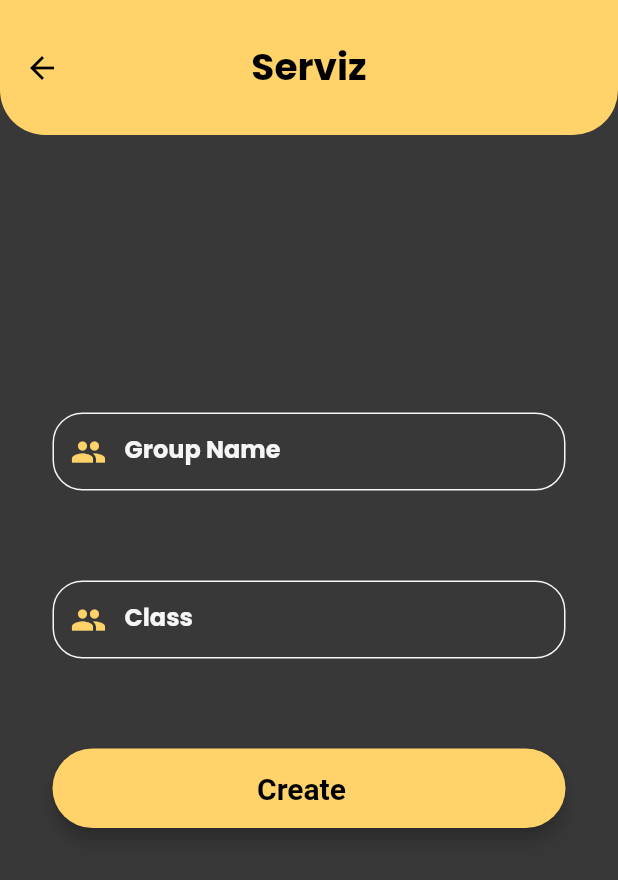
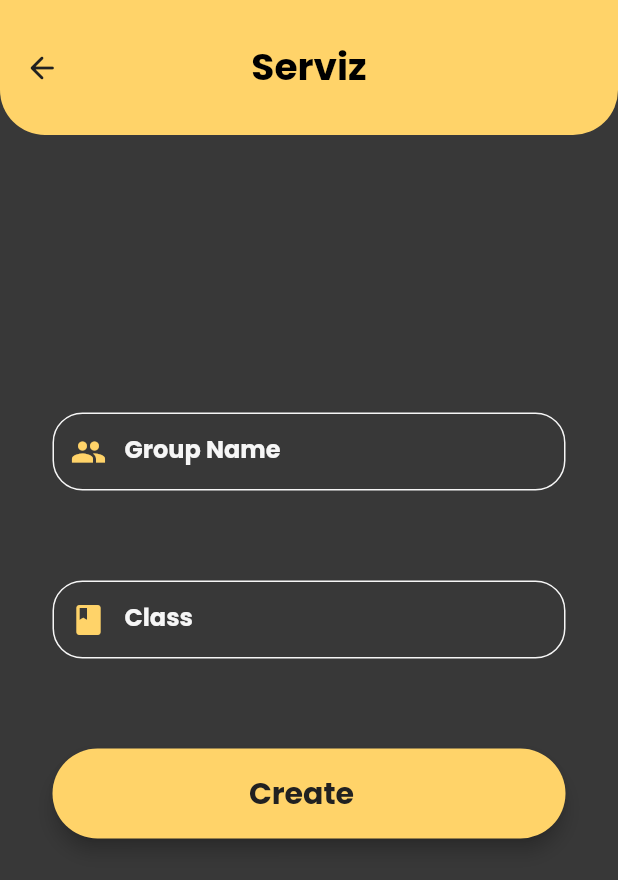
Before and after one commit to jesi318/serviz-old, a Flutter app: the screen it shows after launch, after a tap on "Create Group", on a phone screen of 412 x 824 dp. Shown: the top 880 px of the screen. Run offline on Flutter 3.47's test engine with Material 2 defaults, Android fonts, the phone set to English and light mode, and no system bars; our stand-ins replace firebase_core, flutter_bounce, get, google_fonts, percent_indicator; accounts and stored records are empty.

Commit message:
fixed the focus part of create grp form and did ui mods

```diff
--- a/lib/screens/create_group.dart
+++ b/lib/screens/create_group.dart
@@ -17,13 +17,15 @@ class _CreateGroupScreenState extends State<CreateGroupScreen> {
   final groupNameEditingController = new TextEditingController();
   final classEditingController = new TextEditingController();
   // focus node
-  FocusNode myFocusNode = new FocusNode();
+  FocusNode grpmyFocusNode = new FocusNode();
+  FocusNode classmyFocusNode = new FocusNode();
+  //FocusNode myFocusNode = new FocusNode();
 
   @override
   Widget build(BuildContext context) {
     // group name field
     final groupNameField = TextFormField(
-      focusNode: myFocusNode,
+      focusNode: grpmyFocusNode,
       cursorColor: AppColors.yellow_accent,
       autofocus: false,
       controller: groupNameEditingController,
@@ -61,16 +63,16 @@ class _CreateGroupScreenState extends State<CreateGroupScreen> {
           borderRadius: BorderRadius.circular(20),
         ),
         labelStyle: GoogleFonts.poppins(
-          color: myFocusNode.hasFocus
+          color: grpmyFocusNode.hasFocus
               ? AppColors.yellow_accent
               : AppColors.white_text,
         ),
       ),
     );
 
-    // group name field
+    // class name field
     final classNameField = TextFormField(
-      focusNode: myFocusNode,
+      focusNode: classmyFocusNode,
       cursorColor: AppColors.yellow_accent,
       autofocus: false,
       controller: classEditingController,
@@ -91,7 +93,7 @@ class _CreateGroupScreenState extends State<CreateGroupScreen> {
       ),
       decoration: InputDecoration(
         prefixIcon: Icon(
-          Icons.group,
+          Icons.class_rounded,
           color: AppColors.yellow_accent,
         ),
         contentPadding: EdgeInsets.fromLTRB(10, 15, 20, 15),
@@ -104,7 +106,7 @@ class _CreateGroupScreenState extends State<CreateGroupScreen> {
           borderRadius: BorderRadius.circular(20),
         ),
         labelStyle: GoogleFonts.poppins(
-          color: myFocusNode.hasFocus
+          color: classmyFocusNode.hasFocus
               ? AppColors.yellow_accent
               : AppColors.white_text,
         ),
@@ -125,8 +127,10 @@ class _CreateGroupScreenState extends State<CreateGroupScreen> {
         child: Text(
           'Create',
           textAlign: TextAlign.center,
-          style: TextStyle(
-              fontSize: 20, color: Colors.black, fontWeight: FontWeight.bold),
+          style: GoogleFonts.poppins(
+              fontSize: 20,
+              color: AppColors.black_background,
+              fontWeight: FontWeight.bold),
         ),
       ),
     );
@@ -137,6 +141,7 @@ class _CreateGroupScreenState extends State<CreateGroupScreen> {
       backgroundColor: AppColors.grey_background,
       body: Center(
         child: SingleChildScrollView(
+          physics: NeverScrollableScrollPhysics(),
           child: Container(
             height: MediaQuery.of(context).size.height,
             child: Padding(
--- a/lib/screens/create_join_group.dart
+++ b/lib/screens/create_join_group.dart
@@ -3,6 +3,7 @@ import 'package:flutter_bounce/flutter_bounce.dart';
 import 'package:google_fonts/google_fonts.dart';
 import 'package:serviz/utils/colors.dart';
 import 'package:get/get.dart';
+import 'package:serviz/widgets/appbar.dart';
 
 class CreateJoinGroupScreen extends StatelessWidget {
   const CreateJoinGroupScreen({super.key});
@@ -16,9 +17,28 @@ class CreateJoinGroupScreen extends StatelessWidget {
         children: [
           Container(
             child: Row(
-              mainAxisAlignment: MainAxisAlignment.spaceEvenly,
-              children: [],
+              mainAxisAlignment: MainAxisAlignment.center,
+              children: [
+                Icon(
+                  Icons.design_services_rounded,
+                  size: 40,
+                  color: AppColors.grey_background,
+                ),
+                Text('servi',
+                    style: GoogleFonts.poppins(
+                        fontWeight: FontWeight.bold,
+                        color: AppColors.black_background,
+                        fontSize: 40)),
+                Text('z',
+                    style: GoogleFonts.poppins(
+                        fontWeight: FontWeight.bold,
+                        color: AppColors.grey_background,
+                        fontSize: 40))
+              ],
             ),
+          ),
+          SizedBox(
+            height: MediaQuery.of(context).size.height * 0.055,
           ),
           Container(
             height: MediaQuery.of(context).size.height * 0.8,
--- a/lib/screens/join_group_form.dart
+++ b/lib/screens/join_group_form.dart
@@ -69,6 +69,11 @@ class _JoinGroupFormState extends State<JoinGroupForm> {
         focusNode: myFocusNode,
         cursorColor: AppColors.yellow_accent,
         controller: _textController,
+        textInputAction: TextInputAction.next,
+        style: GoogleFonts.poppins(
+          color: AppColors.white_text,
+          fontWeight: FontWeight.bold,
+        ),
         decoration: InputDecoration(
           enabledBorder: OutlineInputBorder(
               borderSide: BorderSide(color: AppColors.white_text),
--- a/lib/widgets/appbar.dart
+++ b/lib/widgets/appbar.dart
@@ -14,7 +14,7 @@ PreferredSizeWidget MyAppBar() {
     centerTitle: true,
     title: Text(
       'Serviz',
-      style: GoogleFonts.poppins(fontWeight: FontWeight.bold, fontSize: 25),
+      style: GoogleFonts.poppins(fontWeight: FontWeight.bold, fontSize: 40),
     ),
     foregroundColor: Colors.black,
   );
@@ -51,7 +51,10 @@ PreferredSizeWidget MyBackAppBar() {
   return AppBar(
     leading: Builder(builder: (context) {
       return IconButton(
-        icon: Icon(Icons.arrow_back),
+        icon: Icon(
+          Icons.arrow_back_rounded,
+          color: AppColors.black_background,
+        ),
         onPressed: () {
           Get.back();
         },
```
Also changed, not shown: lib/screens/homepg.dart (+8 -4 lines), lib/widgets/progress_widget.dart (+7 -5 lines).
